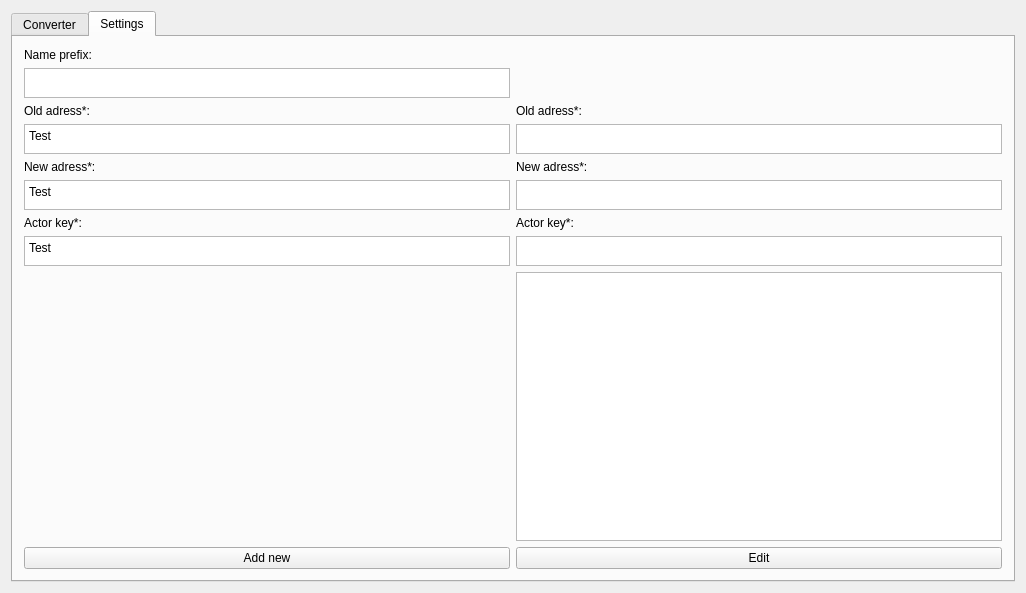
rsimenok/UDK2UE4Tools, file mainwindow.ui: the form before one commit.
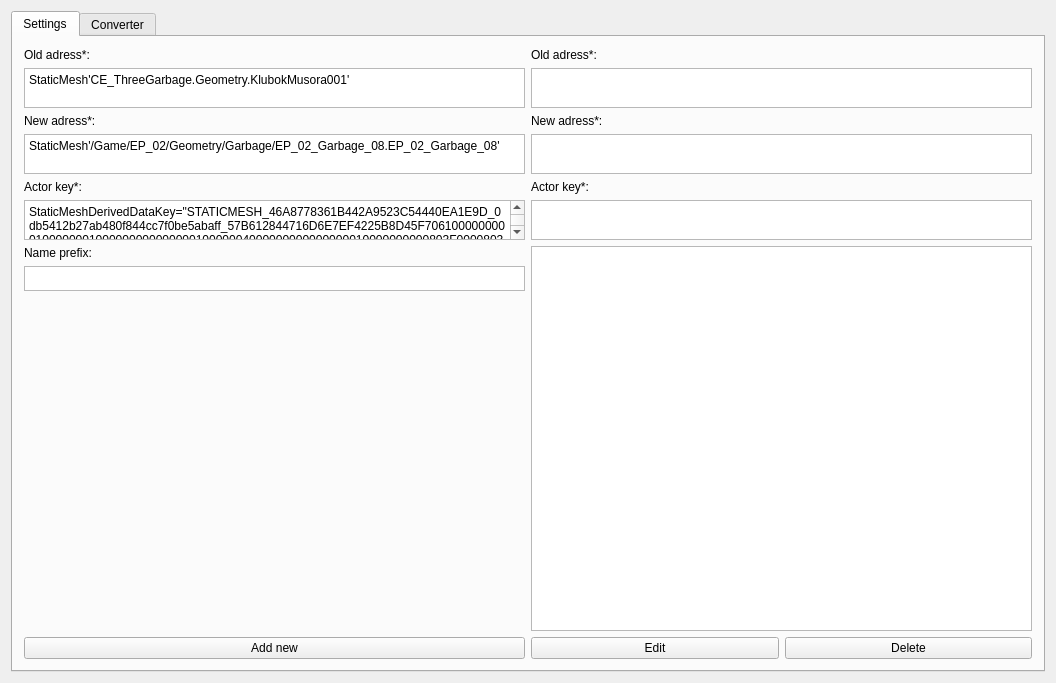
The form after the commit.

Diff of the .ui file:
```diff
--- a/mainwindow.ui
+++ b/mainwindow.ui
@@ -6,20 +6,261 @@
    <rect>
     <x>0</x>
     <y>0</y>
-    <width>1026</width>
-    <height>593</height>
+    <width>1056</width>
+    <height>683</height>
    </rect>
   </property>
   <property name="windowTitle">
    <string>MainWindow</string>
   </property>
   <widget class="QWidget" name="centralWidget">
-   <layout class="QVBoxLayout" name="verticalLayout">
-    <item>
+   <layout class="QGridLayout" name="gridLayout">
+    <item row="0" column="0">
      <widget class="QTabWidget" name="tabWidget">
       <property name="currentIndex">
        <number>1</number>
       </property>
+      <widget class="QWidget" name="tab_2">
+       <attribute name="title">
+        <string>Settings</string>
+       </attribute>
+       <layout class="QHBoxLayout" name="horizontalLayout">
+        <item>
+         <layout class="QVBoxLayout" name="verticalLayout_4">
+          <item>
+           <widget class="QLabel" name="label_2">
+            <property name="maximumSize">
+             <size>
+              <width>16777215</width>
+              <height>20</height>
+             </size>
+            </property>
+            <property name="text">
+             <string>Old adress*:</string>
+            </property>
+           </widget>
+          </item>
+          <item>
+           <widget class="QPlainTextEdit" name="oldAddrText">
+            <property name="maximumSize">
+             <size>
+              <width>16777215</width>
+              <height>40</height>
+             </size>
+            </property>
+            <property name="plainText">
+             <string>StaticMesh'CE_ThreeGarbage.Geometry.KlubokMusora001'</string>
+            </property>
+           </widget>
+          </item>
+          <item>
+           <widget class="QLabel" name="label_3">
+            <property name="maximumSize">
+             <size>
+              <width>16777215</width>
+              <height>20</height>
+             </size>
+            </property>
+            <property name="text">
+             <string>New adress*:</string>
+            </property>
+           </widget>
+          </item>
+          <item>
+           <widget class="QPlainTextEdit" name="newAddrText">
+            <property name="maximumSize">
+             <size>
+              <width>16777215</width>
+              <height>40</height>
+             </size>
+            </property>
+            <property name="plainText">
+             <string>StaticMesh'/Game/EP_02/Geometry/Garbage/EP_02_Garbage_08.EP_02_Garbage_08'</string>
+            </property>
+           </widget>
+          </item>
+          <item>
+           <widget class="QLabel" name="label_4">
+            <property name="maximumSize">
+             <size>
+              <width>16777215</width>
+              <height>20</height>
+             </size>
+            </property>
+            <property name="text">
+             <string>Actor key*:</string>
+            </property>
+           </widget>
+          </item>
+          <item>
+           <widget class="QPlainTextEdit" name="keyText">
+            <property name="maximumSize">
+             <size>
+              <width>16777215</width>
+              <height>40</height>
+             </size>
+            </property>
+            <property name="plainText">
+             <string>StaticMeshDerivedDataKey=&quot;STATICMESH_46A8778361B442A9523C54440EA1E9D_0db5412b27ab480f844cc7f0be5abaff_57B612844716D6E7EF4225B8D45F706100000000010000000100000000000000010000004000000000000000010000000000803F0000803F0000803F0000803F000000000000803F00000000000000000000344203030300000000&quot;</string>
+            </property>
+           </widget>
+          </item>
+          <item>
+           <widget class="QLabel" name="label">
+            <property name="maximumSize">
+             <size>
+              <width>16777215</width>
+              <height>20</height>
+             </size>
+            </property>
+            <property name="text">
+             <string>Name prefix:</string>
+            </property>
+           </widget>
+          </item>
+          <item>
+           <widget class="QPlainTextEdit" name="namePrefixText">
+            <property name="maximumSize">
+             <size>
+              <width>16777215</width>
+              <height>25</height>
+             </size>
+            </property>
+           </widget>
+          </item>
+          <item>
+           <spacer name="verticalSpacer">
+            <property name="orientation">
+             <enum>Qt::Vertical</enum>
+            </property>
+            <property name="sizeHint" stdset="0">
+             <size>
+              <width>20</width>
+              <height>40</height>
+             </size>
+            </property>
+           </spacer>
+          </item>
+          <item>
+           <widget class="QPushButton" name="addParams">
+            <property name="minimumSize">
+             <size>
+              <width>100</width>
+              <height>0</height>
+             </size>
+            </property>
+            <property name="text">
+             <string>Add new</string>
+            </property>
+           </widget>
+          </item>
+         </layout>
+        </item>
+        <item>
+         <layout class="QVBoxLayout" name="verticalLayout">
+          <item>
+           <widget class="QLabel" name="label_5">
+            <property name="maximumSize">
+             <size>
+              <width>16777215</width>
+              <height>20</height>
+             </size>
+            </property>
+            <property name="text">
+             <string>Old adress*:</string>
+            </property>
+           </widget>
+          </item>
+          <item>
+           <widget class="QPlainTextEdit" name="editOldAddr">
+            <property name="maximumSize">
+             <size>
+              <width>16777215</width>
+              <height>40</height>
+             </size>
+            </property>
+            <property name="plainText">
+             <string/>
+            </property>
+           </widget>
+          </item>
+          <item>
+           <widget class="QLabel" name="label_42">
+            <property name="maximumSize">
+             <size>
+              <width>16777215</width>
+              <height>20</height>
+             </size>
+            </property>
+            <property name="text">
+             <string>New adress*:</string>
+            </property>
+           </widget>
+          </item>
+          <item>
+           <widget class="QPlainTextEdit" name="editNewAddr">
+            <property name="maximumSize">
+             <size>
+              <width>16777215</width>
+              <height>40</height>
+             </size>
+            </property>
+            <property name="plainText">
+             <string/>
+            </property>
+           </widget>
+          </item>
+          <item>
+           <widget class="QLabel" name="label_41">
+            <property name="maximumSize">
+             <size>
+              <width>16777215</width>
+              <height>20</height>
+             </size>
+            </property>
+            <property name="text">
+             <string>Actor key*:</string>
+            </property>
+           </widget>
+          </item>
+          <item>
+           <widget class="QPlainTextEdit" name="editKey">
+            <property name="maximumSize">
+             <size>
+              <width>16777215</width>
+              <height>40</height>
+             </size>
+            </property>
+            <property name="plainText">
+             <string/>
+            </property>
+           </widget>
+          </item>
+          <item>
+           <widget class="QListWidget" name="listWidget"/>
+          </item>
+          <item>
+           <layout class="QHBoxLayout" name="horizontalLayout_2">
+            <item>
+             <widget class="QPushButton" name="editBut">
+              <property name="text">
+               <string>Edit</string>
+              </property>
+             </widget>
+            </item>
+            <item>
+             <widget class="QPushButton" name="delBut">
+              <property name="text">
+               <string>Delete</string>
+              </property>
+             </widget>
+            </item>
+           </layout>
+          </item>
+         </layout>
+        </item>
+       </layout>
+      </widget>
       <widget class="QWidget" name="tab">
        <attribute name="title">
         <string>Converter</string>
@@ -110,236 +351,6 @@
         </item>
        </layout>
       </widget>
-      <widget class="QWidget" name="tab_2">
-       <attribute name="title">
-        <string>Settings</string>
-       </attribute>
-       <layout class="QGridLayout" name="gridLayout">
-        <item row="0" column="0">
-         <widget class="QLabel" name="label">
-          <property name="maximumSize">
-           <size>
-            <width>16777215</width>
-            <height>20</height>
-           </size>
-          </property>
-          <property name="text">
-           <string>Name prefix:</string>
-          </property>
-         </widget>
-        </item>
-        <item row="2" column="0">
-         <layout class="QVBoxLayout" name="verticalLayout_4">
-          <item>
-           <widget class="QLabel" name="label_2">
-            <property name="maximumSize">
-             <size>
-              <width>16777215</width>
-              <height>20</height>
-             </size>
-            </property>
-            <property name="text">
-             <string>Old adress*:</string>
-            </property>
-           </widget>
-          </item>
-          <item>
-           <widget class="QPlainTextEdit" name="oldAddrText">
-            <property name="maximumSize">
-             <size>
-              <width>16777215</width>
-              <height>30</height>
-             </size>
-            </property>
-            <property name="plainText">
-             <string>Test</string>
-            </property>
-           </widget>
-          </item>
-          <item>
-           <widget class="QLabel" name="label_3">
-            <property name="maximumSize">
-             <size>
-              <width>16777215</width>
-              <height>20</height>
-             </size>
-            </property>
-            <property name="text">
-             <string>New adress*:</string>
-            </property>
-           </widget>
-          </item>
-          <item>
-           <widget class="QPlainTextEdit" name="newAddrText">
-            <property name="maximumSize">
-             <size>
-              <width>16777215</width>
-              <height>30</height>
-             </size>
-            </property>
-            <property name="plainText">
-             <string>Test</string>
-            </property>
-           </widget>
-          </item>
-          <item>
-           <widget class="QLabel" name="label_4">
-            <property name="maximumSize">
-             <size>
-              <width>16777215</width>
-              <height>20</height>
-             </size>
-            </property>
-            <property name="text">
-             <string>Actor key*:</string>
-            </property>
-           </widget>
-          </item>
-          <item>
-           <widget class="QPlainTextEdit" name="keyText">
-            <property name="maximumSize">
-             <size>
-              <width>16777215</width>
-              <height>30</height>
-             </size>
-            </property>
-            <property name="plainText">
-             <string>Test</string>
-            </property>
-           </widget>
-          </item>
-          <item>
-           <spacer name="verticalSpacer">
-            <property name="orientation">
-             <enum>Qt::Vertical</enum>
-            </property>
-            <property name="sizeHint" stdset="0">
-             <size>
-              <width>20</width>
-              <height>40</height>
-             </size>
-            </property>
-           </spacer>
-          </item>
-          <item>
-           <widget class="QPushButton" name="addParams">
-            <property name="minimumSize">
-             <size>
-              <width>100</width>
-              <height>0</height>
-             </size>
-            </property>
-            <property name="text">
-             <string>Add new</string>
-            </property>
-           </widget>
-          </item>
-         </layout>
-        </item>
-        <item row="2" column="1">
-         <layout class="QVBoxLayout" name="verticalLayout_3">
-          <item>
-           <widget class="QLabel" name="label_5">
-            <property name="maximumSize">
-             <size>
-              <width>16777215</width>
-              <height>20</height>
-             </size>
-            </property>
-            <property name="text">
-             <string>Old adress*:</string>
-            </property>
-           </widget>
-          </item>
-          <item>
-           <widget class="QPlainTextEdit" name="editOldAddr">
-            <property name="maximumSize">
-             <size>
-              <width>16777215</width>
-              <height>30</height>
-             </size>
-            </property>
-            <property name="plainText">
-             <string/>
-            </property>
-           </widget>
-          </item>
-          <item>
-           <widget class="QLabel" name="label_42">
-            <property name="maximumSize">
-             <size>
-              <width>16777215</width>
-              <height>20</height>
-             </size>
-            </property>
-            <property name="text">
-             <string>New adress*:</string>
-            </property>
-           </widget>
-          </item>
-          <item>
-           <widget class="QPlainTextEdit" name="editNewAddr">
-            <property name="maximumSize">
-             <size>
-              <width>16777215</width>
-              <height>30</height>
-             </size>
-            </property>
-            <property name="plainText">
-             <string/>
-            </property>
-           </widget>
-          </item>
-          <item>
-           <widget class="QLabel" name="label_41">
-            <property name="maximumSize">
-             <size>
-              <width>16777215</width>
-              <height>20</height>
-             </size>
-            </property>
-            <property name="text">
-             <string>Actor key*:</string>
-            </property>
-           </widget>
-          </item>
-          <item>
-           <widget class="QPlainTextEdit" name="editKey">
-            <property name="maximumSize">
-             <size>
-              <width>16777215</width>
-              <height>30</height>
-             </size>
-            </property>
-            <property name="plainText">
-             <string/>
-            </property>
-           </widget>
-          </item>
-          <item>
-           <widget class="QListWidget" name="listWidget"/>
-          </item>
-          <item>
-           <widget class="QPushButton" name="editBut">
-            <property name="text">
-             <string>Edit</string>
-            </property>
-           </widget>
-          </item>
-         </layout>
-        </item>
-        <item row="1" column="0">
-         <widget class="QPlainTextEdit" name="namePrefixText">
-          <property name="maximumSize">
-           <size>
-            <width>16777215</width>
-            <height>30</height>
-           </size>
-          </property>
-         </widget>
-        </item>
-       </layout>
-      </widget>
      </widget>
     </item>
    </layout>
```
Left out of the diff: 2 changed lines with no effect on the pictures.
